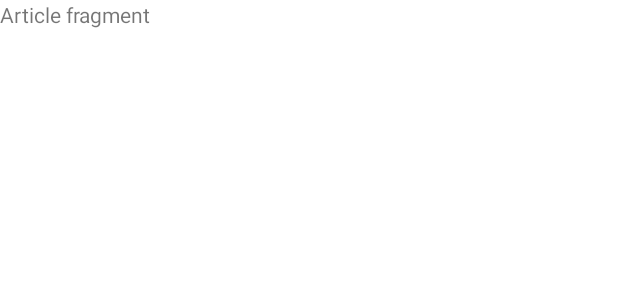
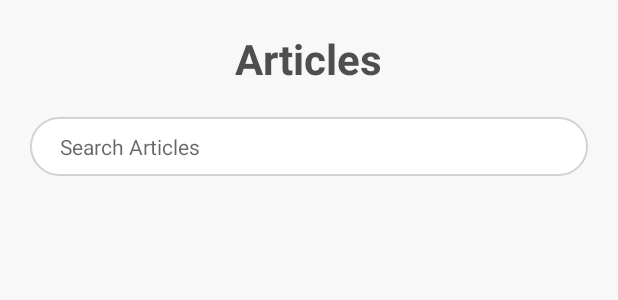
Before and after one commit to Pabasaraa/UEE-Project-JAVA, an Android app: the layout fragment_article.xml on its own in the app's theme, with its tools: preview values and no code run, on a phone screen of 412 x 824 dp. Shown: the top 300 px of the screen. Run offline under Robolectric (Android 15) with nearby library versions, the phone set to English and light mode, and no system bars.

Commit message:
Created Artcile card view, and article fragment with recycler view to hold article card

```diff
--- /dev/null
+++ b/app/src/main/res/drawable/search_bg.xml
@@ -0,0 +1,7 @@
+<?xml version="1.0" encoding="utf-8"?>
+<shape xmlns:android="http://schemas.android.com/apk/res/android"
+    android:shape="rectangle">
+    <solid android:color="@color/white" />
+    <stroke android:color="#33303030" android:dashGap="0dp" android:width="1dp" />
+    <corners android:radius="25dp" />
+</shape>
--- a/app/src/main/res/layout/fragment_article.xml
+++ b/app/src/main/res/layout/fragment_article.xml
@@ -1,14 +1,51 @@
 <?xml version="1.0" encoding="utf-8"?>
-<FrameLayout xmlns:android="http://schemas.android.com/apk/res/android"
+<androidx.constraintlayout.widget.ConstraintLayout xmlns:android="http://schemas.android.com/apk/res/android"
+    xmlns:app="http://schemas.android.com/apk/res-auto"
     xmlns:tools="http://schemas.android.com/tools"
     android:layout_width="match_parent"
     android:layout_height="match_parent"
+    android:fitsSystemWindows="true"
+    android:background="@color/light_gray"
     tools:context=".ArticleFragment">
 
-    <!-- TODO: Update blank fragment layout -->
     <TextView
+        android:id="@+id/textView4"
+        android:layout_width="wrap_content"
+        android:layout_height="wrap_content"
+        android:layout_marginTop="20dp"
+        android:text="Articles"
+        android:textColor="#D9303030"
+        android:textSize="28sp"
+        android:textStyle="bold"
+        app:layout_constraintEnd_toEndOf="parent"
+        app:layout_constraintStart_toStartOf="parent"
+        app:layout_constraintTop_toTopOf="parent" />
+
+    <EditText
+        android:id="@+id/editText"
         android:layout_width="match_parent"
         android:layout_height="wrap_content"
-        android:text="Article fragment" />
+        android:layout_marginStart="20dp"
+        android:layout_marginTop="20dp"
+        android:layout_marginEnd="20dp"
+        android:background="@drawable/search_bg"
+        android:hint="Search Articles"
+        android:paddingStart="20dp"
+        android:paddingTop="10dp"
+        android:paddingBottom="10dp"
+        android:textSize="14sp"
+        app:layout_constraintEnd_toEndOf="parent"
+        app:layout_constraintStart_toStartOf="parent"
+        app:layout_constraintTop_toBottomOf="@+id/textView4"
+        tools:ignore="RtlSymmetry" />
 
-</FrameLayout>
+    <androidx.recyclerview.widget.RecyclerView
+        android:id="@+id/jobs_recyclerView"
+        android:layout_width="match_parent"
+        android:layout_height="0dp"
+        app:layout_constraintBottom_toBottomOf="parent"
+        app:layout_constraintEnd_toEndOf="parent"
+        app:layout_constraintStart_toStartOf="parent"
+        app:layout_constraintTop_toBottomOf="@+id/editText" />
+
+</androidx.constraintlayout.widget.ConstraintLayout>
--- a/app/src/main/res/layout/fragment_home.xml
+++ b/app/src/main/res/layout/fragment_home.xml
@@ -9,6 +9,7 @@
     <TextView
         android:layout_width="match_parent"
         android:layout_height="match_parent"
+        android:layout_marginTop="1000dp"
         android:text="Home fragment" />
 
 </FrameLayout>
--- a/app/src/main/res/values/themes.xml
+++ b/app/src/main/res/values/themes.xml
@@ -2,9 +2,9 @@
     <!-- Base application theme. -->
     <style name="Theme.UEE_Project" parent="Theme.MaterialComponents.DayNight.NoActionBar">
         <!-- Primary brand color. -->
-        <item name="colorPrimary">@color/white</item>
+        <item name="colorPrimary">@color/black</item>
         <item name="colorPrimaryVariant">@color/purple_700</item>
-        <item name="colorOnPrimary">@color/white</item>
+        <item name="colorOnPrimary">@color/black</item>
         <!-- Secondary brand color. -->
         <item name="colorSecondary">@color/light_gray</item>
         <item name="colorSecondaryVariant">@color/teal_700</item>
@@ -14,13 +14,9 @@
         <!-- Customize your theme here. -->
         <item name="colorOnSurface">@color/light_gray</item>
         <item name="colorError">@color/red</item>
-        <item name="android:textColorPrimary">@color/white</item>
+        <item name="android:textColorPrimary">@color/black</item>
         <item name="android:windowTranslucentStatus">true</item>
         <item name="android:windowTranslucentNavigation">true</item>
         <item name="android:windowDisablePreview">true</item>
     </style>
-
-    <style name="bottom_nav" parent="Theme.MaterialComponents.DayNight.NoActionBar">
-
-    </style>
 </resources>
```
Also changed, not shown: app/src/main/java/com/uee/project/MainActivity.java (+14 -0 lines), app/src/main/res/layout/activity_main.xml (+4 -3 lines), app/src/main/res/layout/article_card_view.xml (added, +73 -0 lines), app/src/main/res/drawable/search_icon.png (added).
